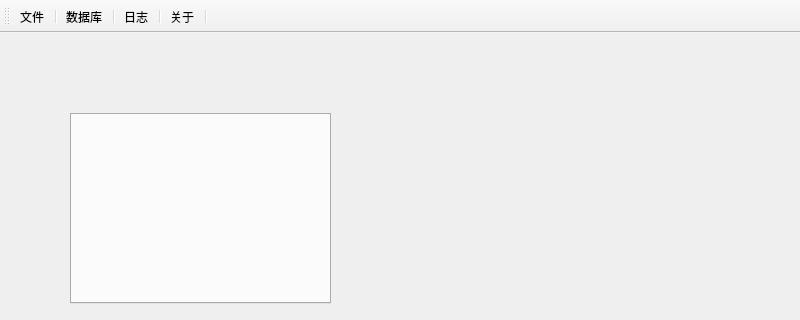
Above: hdpe_set/mainwindow.ui from zhahaobing/hdpe_setdate before the change; both pictures show x 0 to 800 and y 0 to 320 of the 800 by 600 pixel window. Below: the same form after it.
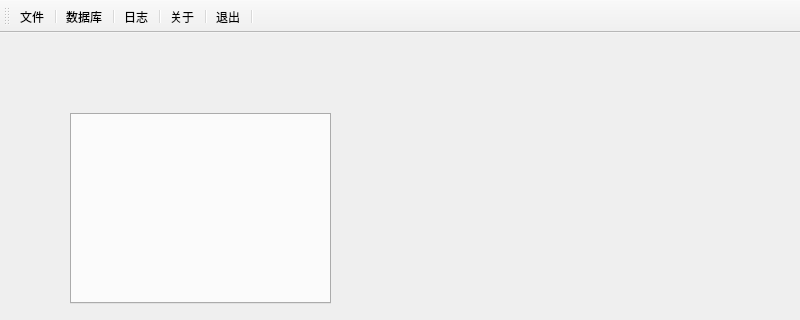
That is the form after the change. Icons and pictures are not drawn.

```diff
--- a/hdpe_set/mainwindow.ui
+++ b/hdpe_set/mainwindow.ui
@@ -49,6 +49,9 @@
    <property name="windowTitle">
     <string>toolBar</string>
    </property>
+   <property name="toolButtonStyle">
+    <enum>Qt::ToolButtonTextUnderIcon</enum>
+   </property>
    <attribute name="toolBarArea">
     <enum>TopToolBarArea</enum>
    </attribute>
@@ -63,6 +66,8 @@
    <addaction name="separator"/>
    <addaction name="action_help"/>
    <addaction name="separator"/>
+   <addaction name="action_exit"/>
+   <addaction name="separator"/>
   </widget>
   <action name="action_file">
    <property name="icon">
@@ -112,6 +117,18 @@
     <string>帮助</string>
    </property>
   </action>
+  <action name="action_exit">
+   <property name="icon">
+    <iconset resource="rec.qrc">
+     <normaloff>:/images/images/power_off.ico</normaloff>:/images/images/power_off.ico</iconset>
+   </property>
+   <property name="text">
+    <string>退出</string>
+   </property>
+   <property name="toolTip">
+    <string>退出本软件</string>
+   </property>
+  </action>
  </widget>
  <resources>
   <include location="rec.qrc"/>
```
Left out of the diff: 4 changed lines with no effect on the pictures.
